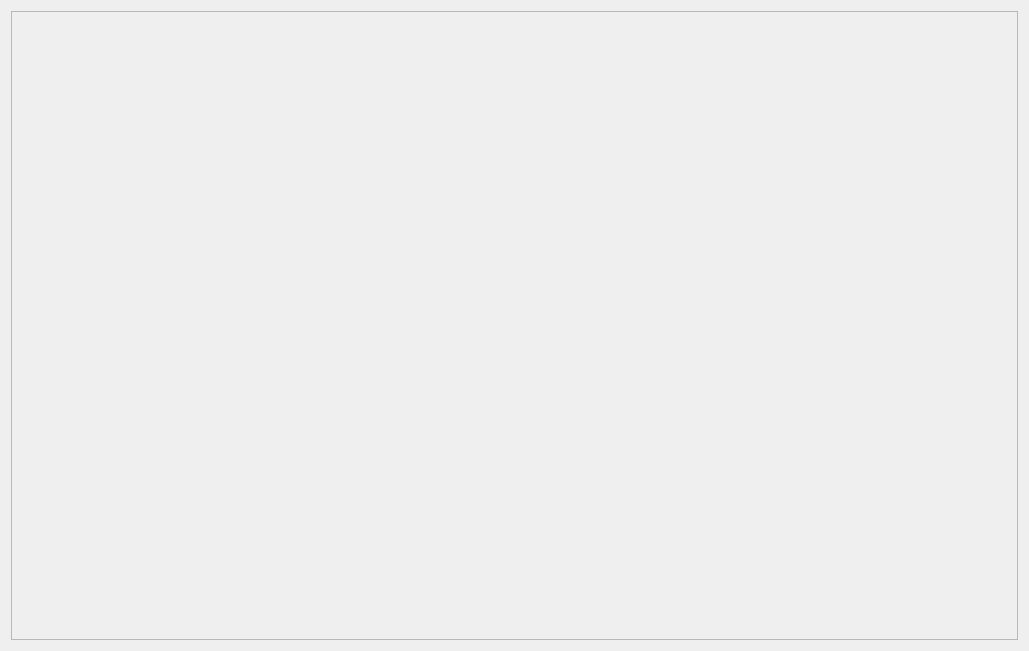
Old version of the form src/vision_evaluator/ui/box.ui in the repository cogsys-tuebingen/csapex.
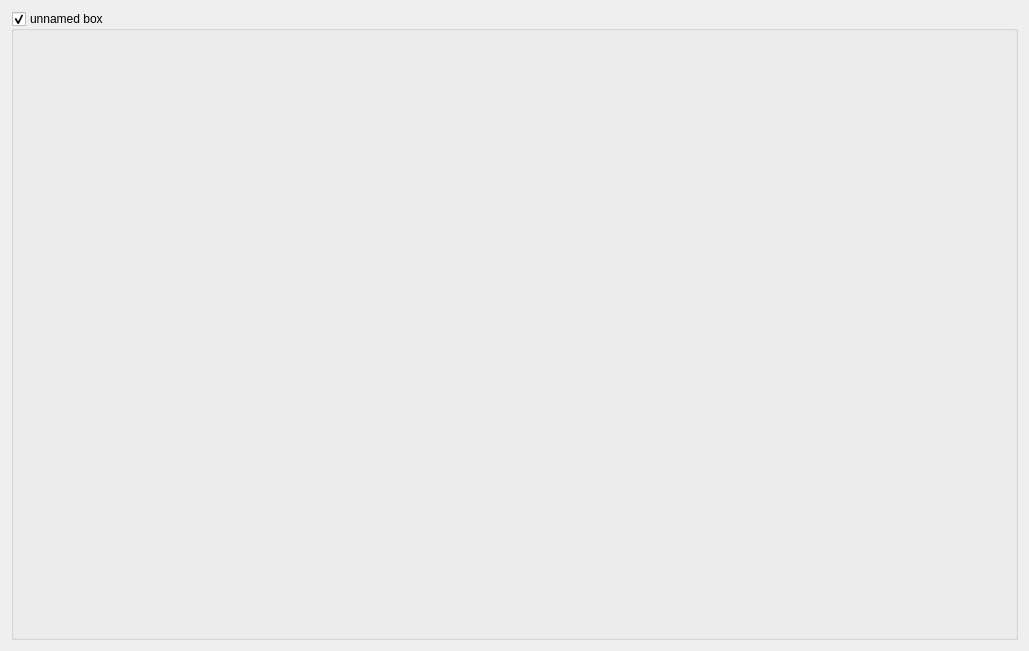
New version of the form.

```diff
--- a/src/vision_evaluator/ui/box.ui
+++ b/src/vision_evaluator/ui/box.ui
@@ -21,7 +21,7 @@
     <layout class="QVBoxLayout" name="input_layout"/>
    </item>
    <item>
-    <widget class="QFrame" name="content">
+    <widget class="QGroupBox" name="content">
      <property name="sizePolicy">
       <sizepolicy hsizetype="Preferred" vsizetype="Preferred">
        <horstretch>1</horstretch>
@@ -31,11 +31,14 @@
      <property name="contextMenuPolicy">
       <enum>Qt::NoContextMenu</enum>
      </property>
-     <property name="frameShape">
-      <enum>QFrame::StyledPanel</enum>
+     <property name="title">
+      <string>unnamed box</string>
      </property>
-     <property name="frameShadow">
-      <enum>QFrame::Raised</enum>
+     <property name="flat">
+      <bool>false</bool>
+     </property>
+     <property name="checkable">
+      <bool>true</bool>
      </property>
     </widget>
    </item>
```
Left out of the diff: 4 changed lines with no effect on the pictures.
